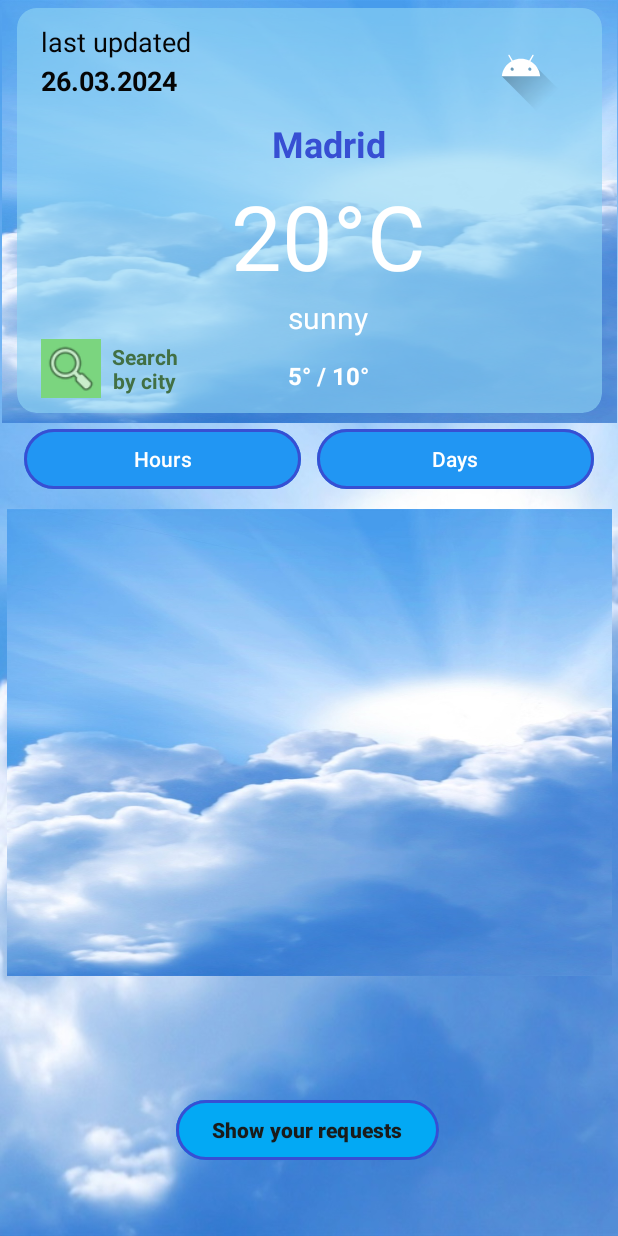
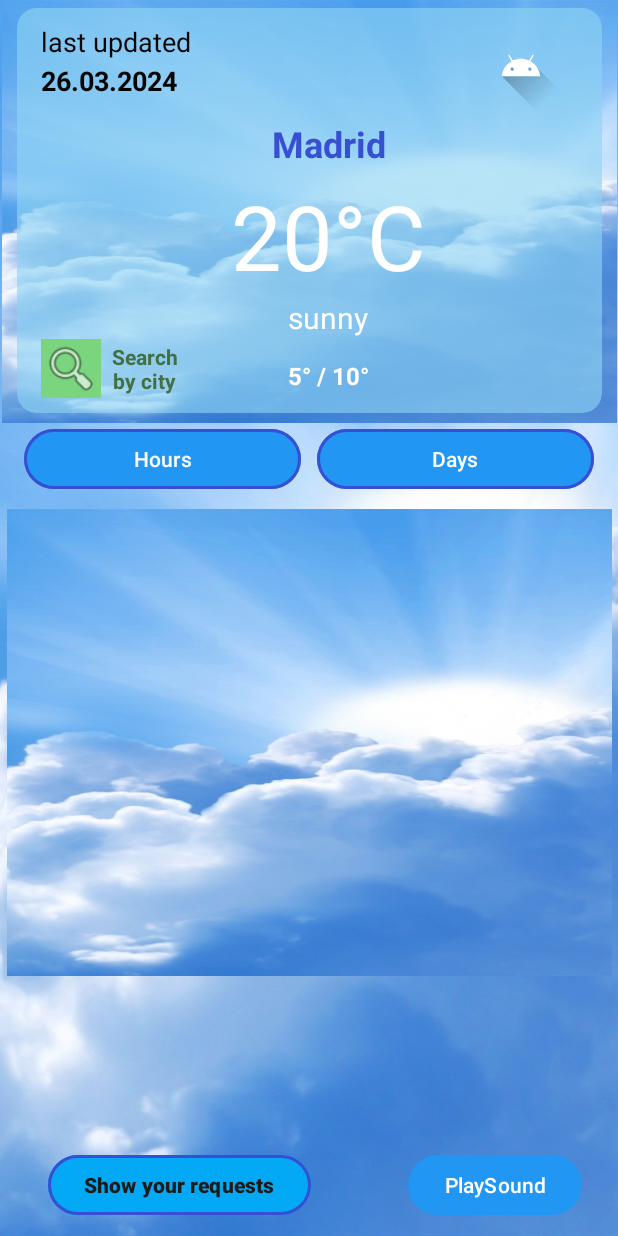
Before and after one commit to NikRader/WeatherApp, an Android app: the screen it shows after launch (MainActivity), on a phone screen of 412 x 824 dp. Run offline under Robolectric (Android 15) with nearby library versions, the phone set to English and light mode, and no system bars; our stand-ins replace Picasso, Volley; network calls fail; pictures from the network do not load; Roboto replaces fonts that are not available here.

Commit message:
Added some changes

```diff
--- a/app/src/main/java/com/example/weatherapp/DB/Dao.kt
+++ b/app/src/main/java/com/example/weatherapp/DB/Dao.kt
@@ -1,5 +1,6 @@
 package com.example.weatherapp.DB
 import androidx.room.Dao
+import androidx.room.Delete
 import androidx.room.Insert
 import androidx.room.Query
 import kotlinx.coroutines.flow.Flow
@@ -10,4 +11,5 @@ interface Dao {
     fun insertItem(item: Item)
     @Query("SELECT * FROM weather_requests")
     fun getAllItem(): Flow<List<Item>>
+
 }
--- a/app/src/main/java/com/example/weatherapp/MainActivity.kt
+++ b/app/src/main/java/com/example/weatherapp/MainActivity.kt
@@ -2,6 +2,7 @@ package com.example.weatherapp
 
 
 import android.content.Intent
+import android.media.MediaPlayer
 import androidx.appcompat.app.AppCompatActivity
 import android.os.Bundle
 
@@ -14,19 +15,39 @@ import com.example.weatherapp.fragments.MainFragment
 class MainActivity : AppCompatActivity() {
     private lateinit var binding: ActivityMainBinding
 
+    private lateinit var mediaPlayer: MediaPlayer
     override fun onCreate(savedInstanceState: Bundle?) {
         super.onCreate(savedInstanceState)
         binding = ActivityMainBinding.inflate(layoutInflater)
         setContentView(binding.root)
         days_hours_btn()
         show_requests()
+
+        mediaPlayer = MediaPlayer.create(this, R.raw.sunny_sound)
         supportFragmentManager
             .beginTransaction()
             .replace(R.id.placeCurrentCard, MainFragment.newInstance())
             .commit()
     }
-    private fun days_hours_btn() = with(binding){
+
+    override fun onStart() {
+        super.onStart()
+        sound()
+        //rain_sound = MediaPlayer.create(this, R.raw.sunny_sound)
+    }
+
+    private fun sound() = with(binding){
+        soundBtn.setOnClickListener {
+            if (mediaPlayer.isPlaying) {
+                pauseSong()
+            } else {
+                playSong()
+            }
+        }
+    }
+    private fun days_hours_btn() = with(binding) {
         hoursBtn.setOnClickListener {
+            //  soundPlay(sunny_sound)
             supportFragmentManager
                 .beginTransaction()
                 .replace(R.id.placeForecast, HoursFragment.newInstance())
@@ -40,7 +61,15 @@ class MainActivity : AppCompatActivity() {
         }
     }
 
-    private fun show_requests() = with(binding){
+    private fun playSong() {
+        mediaPlayer.start()
+    }
+
+    private fun pauseSong() {
+        mediaPlayer.pause()
+    }
+
+    private fun show_requests() = with(binding) {
         showReqBtn.setOnClickListener {
             val intent = Intent(this@MainActivity, Requests::class.java)
             startActivity(intent)
--- a/app/src/main/java/com/example/weatherapp/fragments/MainFragment.kt
+++ b/app/src/main/java/com/example/weatherapp/fragments/MainFragment.kt
@@ -1,4 +1,5 @@
 package com.example.weatherapp.fragments
+import android.media.MediaPlayer
 import android.os.Bundle
 import android.util.Log
 import android.view.LayoutInflater
@@ -13,6 +14,7 @@ import com.example.weatherapp.DB.Item
 import com.example.weatherapp.DB.MainDb
 import com.example.weatherapp.DialogManager
 import com.example.weatherapp.MainViewModel
+import com.example.weatherapp.R
 import com.example.weatherapp.WeatherModel
 import com.example.weatherapp.databinding.FragmentMainBinding
 import com.squareup.picasso.Picasso
@@ -26,6 +28,9 @@ class MainFragment : Fragment()  {
     private lateinit var binding: FragmentMainBinding
     private val model: MainViewModel by activityViewModels()
 
+   // private val sunny_sound: MediaPlayer = MediaPlayer.create(activity, R.raw.sunny_sound)
+
+
     override fun onCreateView(
         inflater: LayoutInflater, container: ViewGroup?,
         savedInstanceState: Bundle?
@@ -37,7 +42,8 @@ class MainFragment : Fragment()  {
     override fun onViewCreated(view: View, savedInstanceState: Bundle?) {
         super.onViewCreated(view, savedInstanceState)
         updateCurrentCard()
-        requestWeatherData("Nizhny Novgorod")
+
+        requestWeatherData("London")
         binding.searchBtn.setOnClickListener {
             DialogManager.searchByNameDialog(requireContext(), object: DialogManager.Listener{
                 override fun onClick(name: String?) {
@@ -45,7 +51,9 @@ class MainFragment : Fragment()  {
                     name?.let { it1 -> requestWeatherData(it1) }
                 }
             } )
+
         }
+       // soundPlay(sunny_sound)
     }
 
     private fun requestWeatherData(city: String){
@@ -150,6 +158,10 @@ class MainFragment : Fragment()  {
         }
     }
 
+    fun soundPlay(sunny_sound: MediaPlayer) {
+      //  soundPlay(this.sunny_sound)
+    }
+
     companion object {
         @JvmStatic
         fun newInstance() = MainFragment()
--- a/app/src/main/res/layout/activity_main.xml
+++ b/app/src/main/res/layout/activity_main.xml
@@ -81,11 +81,23 @@
         android:textStyle="bold"
         app:layout_constraintBottom_toBottomOf="parent"
         app:layout_constraintEnd_toEndOf="parent"
-        app:layout_constraintHorizontal_bias="0.497"
+        app:layout_constraintHorizontal_bias="0.136"
         app:layout_constraintStart_toStartOf="parent"
         app:layout_constraintTop_toBottomOf="@+id/placeForecast"
-        app:layout_constraintVertical_bias="0.666"
+        app:layout_constraintVertical_bias="1.0"
         app:strokeColor="#374FD3"
         app:strokeWidth="2dp" />
 
+    <Button
+        android:id="@+id/sound_btn"
+        android:layout_width="wrap_content"
+        android:layout_height="wrap_content"
+        android:layout_marginStart="56dp"
+        android:layout_marginEnd="15dp"
+        android:text="PlaySound"
+        app:layout_constraintBottom_toBottomOf="@+id/show_reqBtn"
+        app:layout_constraintEnd_toEndOf="parent"
+        app:layout_constraintStart_toEndOf="@+id/show_reqBtn"
+        app:layout_constraintTop_toTopOf="@+id/show_reqBtn" />
+
 </androidx.constraintlayout.widget.ConstraintLayout>
```
Also changed, not shown: app/src/main/java/com/example/weatherapp/Requests.kt (+11 -37 lines), app/src/main/res/layout/activity_my_query.xml (+15 -25 lines), 1 other file.
